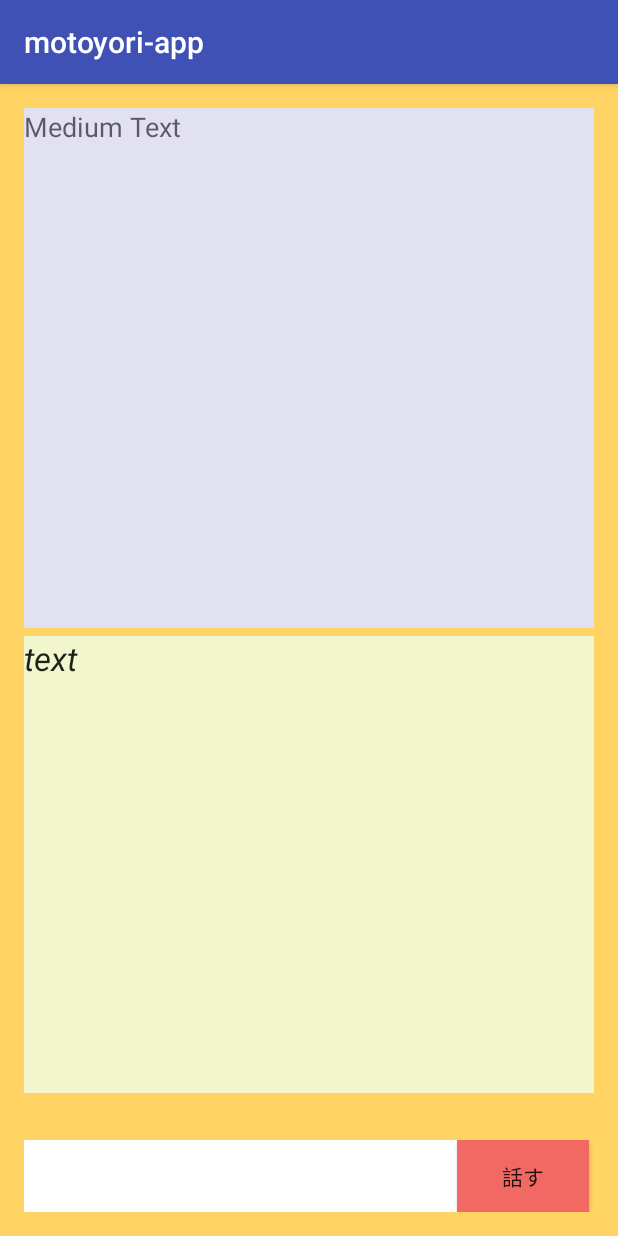
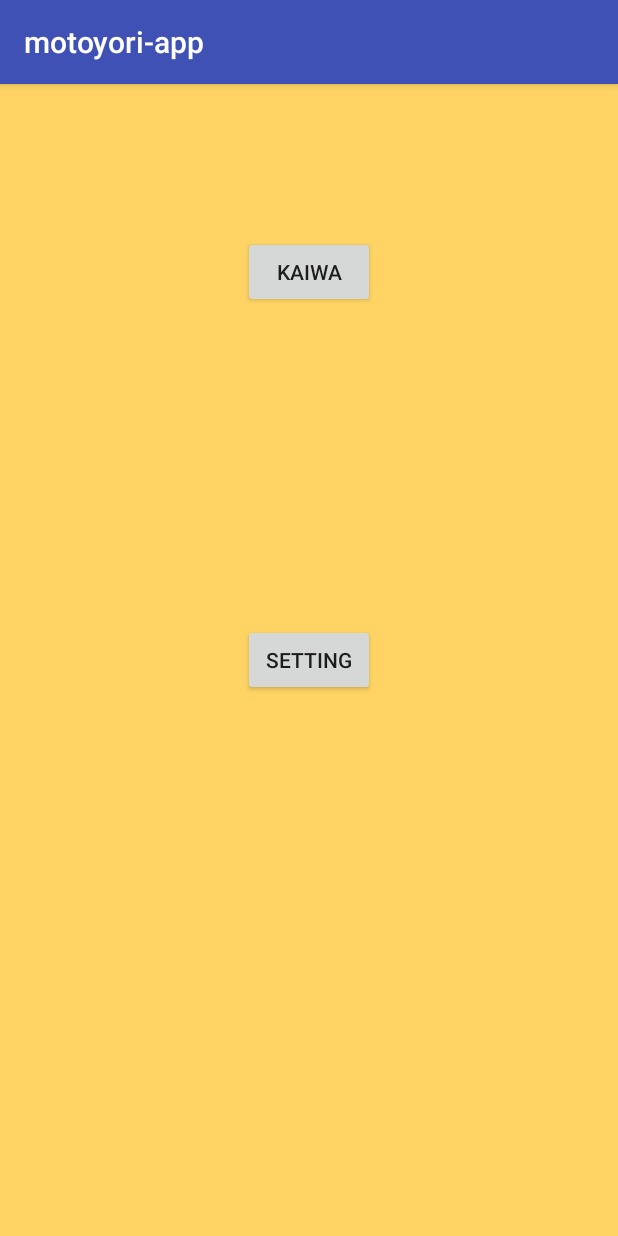
Before and after one commit to teamMOTOYORI/motoyori-app, an Android app: the screen it shows after launch (MainActivity), on a phone screen of 412 x 824 dp. Run offline under Robolectric (Android 15) with nearby library versions, the phone set to English and light mode, and no system bars.

Commit message:
とりあえず3

```diff
--- a/motoyori-app/app/src/main/AndroidManifest.xml
+++ b/motoyori-app/app/src/main/AndroidManifest.xml
@@ -15,7 +15,9 @@
                 <category android:name="android.intent.category.LAUNCHER" />
             </intent-filter>
         </activity>
-        <activity android:name=".KaiwaActivity"></activity>
+        <activity android:name=".KaiwaActivity" />
+        <activity android:name=".SettingActivity" />
+        <activity android:name=".IchiranActivity" />
     </application>
 
 </manifest>
--- a/motoyori-app/app/src/main/java/com/teammotoyori/motoyori_app/KaiwaActivity.java
+++ b/motoyori-app/app/src/main/java/com/teammotoyori/motoyori_app/KaiwaActivity.java
@@ -20,7 +20,7 @@ public class KaiwaActivity extends AppCompatActivity {
     @Override
     protected void onCreate(Bundle savedInstanceState) {
         super.onCreate(savedInstanceState);
-        setContentView(R.layout.activity_main);
+        setContentView(R.layout.activity_kaiwa);
         textView1 = (TextView) this.findViewById(R.id.textView1);
         textView2 = (TextView) this.findViewById(R.id.textView2);
         editText = (EditText) this.findViewById(R.id.editText);
--- a/motoyori-app/app/src/main/java/com/teammotoyori/motoyori_app/MainActivity.java
+++ b/motoyori-app/app/src/main/java/com/teammotoyori/motoyori_app/MainActivity.java
@@ -1,36 +1,34 @@
 package com.teammotoyori.motoyori_app;
 
+import android.content.Intent;
 import android.support.v7.app.AppCompatActivity;
 import android.os.Bundle;
+import android.view.View;
 import android.widget.Button;
-import android.widget.EditText;
-import android.widget.TextView;
-
-import java.io.IOException;
-import java.util.HashMap;
 
 public class MainActivity extends AppCompatActivity {
-
-    HashMap<String, String> dic;
 
     @Override
     protected void onCreate(Bundle savedInstanceState) {
         super.onCreate(savedInstanceState);
         setContentView(R.layout.activity_main);
 
-        TextView TextView1 = (TextView) this.findViewById(R.id.TextView1);
-        TextView TextView2 = (TextView) this.findViewById(R.id.TextView2);
-        EditText editText = (EditText) this.findViewById(R.id.editText);
-        Button button1 = (Button) this.findViewById(R.id.button1);
+        Button button1 = (Button)findViewById(R.id.button);
+        Button button2 = (Button)findViewById(R.id.button2);
 
-        HashMap<String,String> map = new HashMap<String,String>();
-
-        try {
-            dic = MotoyoriLib.openFile(getAssets().open("aa"));
-        } catch (IOException e) {
-            e.printStackTrace();
-        }
-    }
-
+        button1.setOnClickListener(new View.OnClickListener() {
+            @Override
+            public void onClick(View v) {
+                Intent intent = new Intent(MainActivity.this, KaiwaActivity.class);
+                startActivity(intent);
+            }
+        });
+        button2.setOnClickListener(new View.OnClickListener() {
+            @Override
+            public void onClick(View v) {
+                Intent intent = new Intent(MainActivity.this, SettingActivity.class);
+                startActivity(intent);
+            }
+        });
     }
 }
--- a/motoyori-app/app/src/main/res/layout/activity_main.xml
+++ b/motoyori-app/app/src/main/res/layout/activity_main.xml
@@ -10,77 +10,21 @@
     tools:context="com.teammotoyori.motoyori_app.MainActivity"
     android:background="#FFD464">
 
-    <LinearLayout
-        android:orientation="vertical"
-        android:layout_width="match_parent"
-        android:layout_height="match_parent"
-        android:weightSum="1"
+    <Button
+        android:layout_width="wrap_content"
+        android:layout_height="wrap_content"
+        android:text="Kaiwa"
+        android:id="@+id/button"
         android:layout_alignParentTop="true"
-        android:layout_alignParentLeft="true"
-        android:layout_alignParentStart="true">
+        android:layout_centerHorizontal="true"
+        android:layout_marginTop="85dp" />
 
-        <TextView
-            android:layout_width="fill_parent"
-            android:layout_height="wrap_content"
-            android:textAppearance="?android:attr/textAppearanceMedium"
-            android:text="Medium Text"
-            android:id="@+id/textView2"
-            android:layout_above="@+id/editText"
-            android:layout_alignParentRight="true"
-            android:layout_alignParentEnd="true"
-            android:layout_marginBottom="5dp"
-            android:layout_weight="0.48"
-            android:background="#e2e1f1" />
-
-        <TextView
-            android:layout_width="match_parent"
-            android:layout_height="wrap_content"
-            android:textAppearance="?android:attr/textAppearanceLarge"
-            android:text="text"
-            android:id="@+id/textView1"
-            android:textStyle="italic"
-            android:layout_alignParentTop="true"
-            android:layout_alignParentLeft="true"
-            android:layout_alignParentStart="true"
-            android:layout_weight="0.41"
-            android:layout_marginBottom="5dp"
-            android:background="#f2f6cc" />
-
-    </LinearLayout>
-
-    <LinearLayout
-        android:orientation="horizontal"
-        android:layout_width="match_parent"
+    <Button
+        android:layout_width="wrap_content"
         android:layout_height="wrap_content"
-        android:weightSum="1"
-        android:layout_alignParentBottom="true"
-        android:layout_alignParentLeft="true"
-        android:layout_alignParentStart="true">
-
-        <EditText
-            android:layout_width="wrap_content"
-            android:layout_height="match_parent"
-            android:id="@+id/editText"
-            android:layout_alignParentBottom="true"
-            android:layout_alignParentLeft="true"
-            android:layout_alignParentStart="true"
-            android:layout_toLeftOf="@+id/button1"
-            android:layout_toStartOf="@+id/button1"
-            android:layout_weight="0.99"
-            android:background="#ffffff"
-            android:autoText="false" />
-
-        <Button
-            android:layout_width="wrap_content"
-            android:layout_height="wrap_content"
-            android:text="話す"
-            android:id="@+id/button1"
-            android:layout_alignTop="@+id/editText"
-            android:layout_alignParentRight="true"
-            android:layout_alignParentEnd="true"
-            android:layout_gravity="bottom"
-            android:background="#F26964" />
-
-    </LinearLayout>
+        android:text="Setting"
+        android:id="@+id/button2"
+        android:layout_centerVertical="true"
+        android:layout_centerHorizontal="true" />
 
 </RelativeLayout>
```
Also changed, not shown: motoyori-app/app/src/main/java/com/teammotoyori/motoyori_app/IchiranActivity.java (added, +35 -0 lines), motoyori-app/app/src/main/java/com/teammotoyori/motoyori_app/SettingActivity.java (added, +25 -0 lines), motoyori-app/app/src/main/res/layout/activity_ichiran.xml (added, +12 -0 lines), motoyori-app/app/src/main/res/layout/activity_setting.xml (added, +92 -0 lines).
